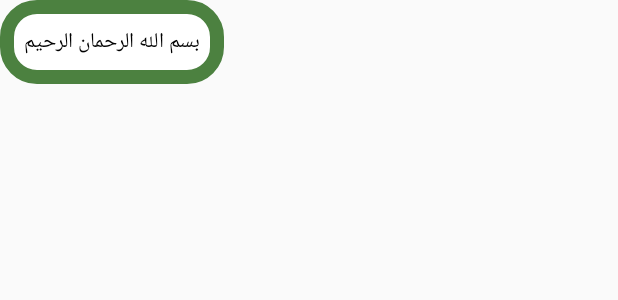
After one commit to AboubakerGb/athkerApp-, an Android app: the layout costume_toaste.xml on its own in the app's theme, with its tools: preview values and no code run, on a phone screen of 412 x 824 dp. The commit adds this screen. Shown: the top 300 px of the screen. Run offline under Robolectric (Android 15) with nearby library versions, the phone set to English and light mode, and no system bars.

Commit message:
add new file

```diff
--- a/app/src/main/java/com/aboubakergb/AdkareElmoslim/splash_screen.kt
+++ b/app/src/main/java/com/aboubakergb/AdkareElmoslim/splash_screen.kt
@@ -17,6 +17,6 @@ class splash_screen : AppCompatActivity() {
             val intent = Intent(this,MainActivity::class.java)
             startActivity(intent)
             finish()
-        } , 3000) // here we're delaying to startActivity after 3seconds
+        } ,3000)        // here we're delaying to startActivity after 3seconds
     }
 }
--- /dev/null
+++ b/app/src/main/res/drawable/costume_toasts.xml
@@ -0,0 +1,8 @@
+<?xml version="1.0" encoding="utf-8"?>
+<shape xmlns:android="http://schemas.android.com/apk/res/android">
+    <solid android:color="@color/white"/>
+    <corners  android:radius="20dp"  />
+    <stroke  android:color="@color/green"
+            android:width="9dp"
+        />
+</shape>
--- /dev/null
+++ b/app/src/main/res/layout/costume_toaste.xml
@@ -0,0 +1,20 @@
+<?xml version="1.0" encoding="utf-8"?>
+<androidx.constraintlayout.widget.ConstraintLayout
+    xmlns:android="http://schemas.android.com/apk/res/android"
+    xmlns:app="http://schemas.android.com/apk/res-auto"
+    android:layout_width="match_parent"
+    android:layout_height="match_parent"
+    android:id="@+id/toast">
+
+    <TextView
+        android:textColor="#000"
+        android:padding="16dp"
+        android:layout_width="wrap_content"
+        android:layout_height="wrap_content"
+        android:background="@drawable/costume_toasts"
+        android:text="@string/bsmala"
+        app:layout_constraintStart_toStartOf="parent"
+        app:layout_constraintTop_toTopOf="parent" />
+
+
+</androidx.constraintlayout.widget.ConstraintLayout>
--- a/app/src/main/res/values/strings.xml
+++ b/app/src/main/res/values/strings.xml
@@ -13,5 +13,6 @@
     <string name="allCounter">العدد الاجمالي</string>
     <string name="nowCounter">العدد الحالي</string>
     <string name="tsabih">سبحان الله وبحمده</string>
+    <string name="bsmala">بسم الله الرحمان الرحيم</string>
 
 </resources>
```
Also changed, not shown: app/src/main/java/com/aboubakergb/AdkareElmoslim/MainFragment.kt (+14 -10 lines), app/src/main/java/com/aboubakergb/AdkareElmoslim/tasbih.kt (+1 -7 lines).
